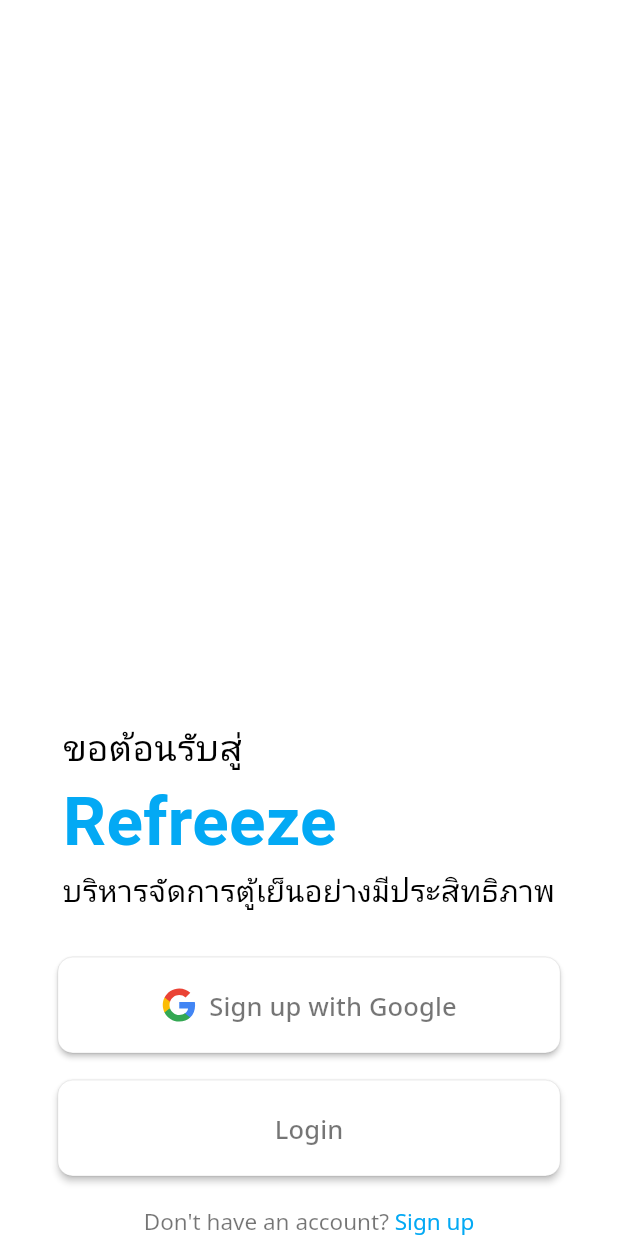
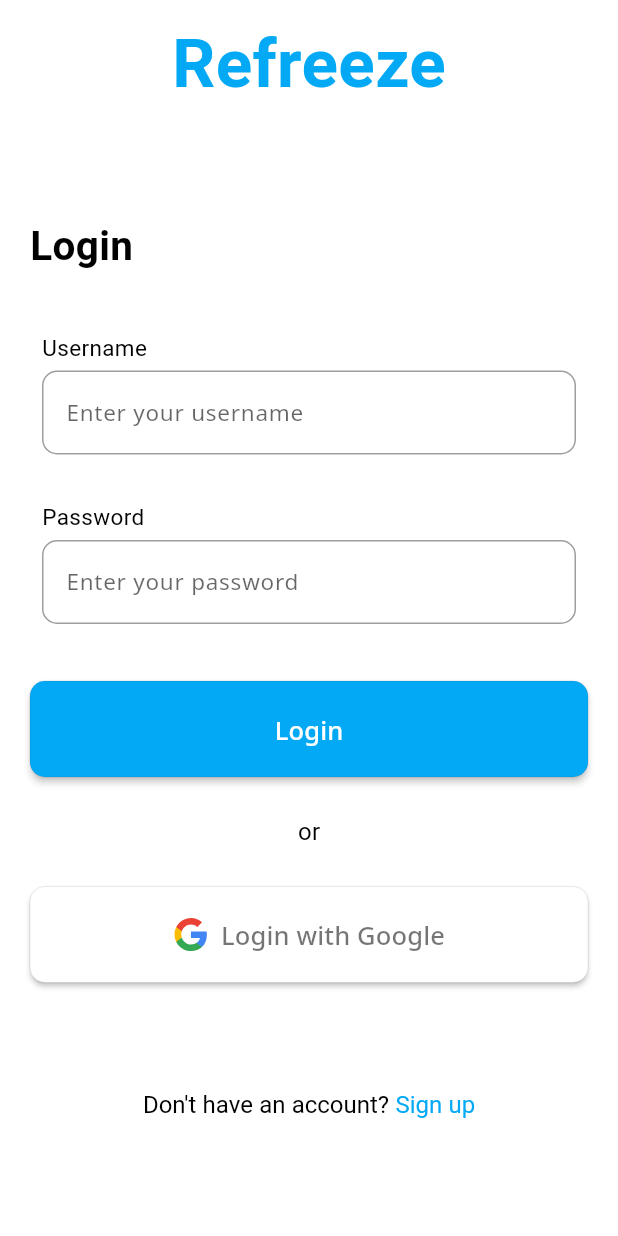
Before and after one commit to Pannathorn48/Re-Freeze, a Flutter app: the screen it shows after launch, on a phone screen of 412 x 824 dp. Run offline on Flutter 3.47's test engine with Material 3 defaults, Android fonts, the phone set to English and light mode, and no system bars; our stand-ins replace firebase_core, flutter_svg, google_fonts; accounts and stored records are empty.

Commit message:
add login page

```diff
--- a/lib/components/button.dart
+++ b/lib/components/button.dart
@@ -28,6 +28,7 @@ class Button extends StatelessWidget {
             width: width,
             child: ElevatedButton(
                 style: ElevatedButton.styleFrom(
+                  overlayColor: Colors.white,
                   backgroundColor: backgroundColor,
                   side: BorderSide(color: borderColor, width: 0.05),
                   elevation: 2,
--- /dev/null
+++ b/lib/components/input_feild.dart
@@ -0,0 +1,40 @@
+import 'package:flutter/material.dart';
+import 'package:google_fonts/google_fonts.dart';
+
+class InputFeild extends StatelessWidget {
+  final String label;
+  final String hintText;
+  final String? Function(String?)? validator;
+  const InputFeild(
+      {super.key, required this.label, this.validator, required this.hintText});
+
+  @override
+  Widget build(BuildContext context) {
+    return Padding(
+      padding: const EdgeInsets.all(8.0),
+      child: Column(
+        crossAxisAlignment: CrossAxisAlignment.start,
+        children: [
+          Text(label, style: GoogleFonts.notoSansThai(fontSize: 15)),
+          const SizedBox(
+            height: 5,
+          ),
+          TextFormField(
+              decoration: InputDecoration(
+                  enabledBorder: OutlineInputBorder(
+                    borderSide: const BorderSide(color: Colors.black38),
+                    borderRadius: BorderRadius.circular(10),
+                  ),
+                  border: OutlineInputBorder(
+                    borderSide: const BorderSide(color: Colors.black38),
+                    borderRadius: BorderRadius.circular(10),
+                  ),
+                  hintText: hintText,
+                  hintStyle: GoogleFonts.notoSans(
+                      fontSize: 15, color: Theme.of(context).hintColor)),
+              validator: validator),
+        ],
+      ),
+    );
+  }
+}
--- a/lib/main.dart
+++ b/lib/main.dart
@@ -2,6 +2,7 @@ import 'package:flutter/material.dart';
 import 'package:firebase_core/firebase_core.dart';
 import 'package:mobile_project/pages/home/home.dart';
 import 'package:mobile_project/pages/landing/landing.dart';
+import 'package:mobile_project/pages/login/login.dart';
 import 'firebase_options.dart';
 
 void main() async {
@@ -28,7 +29,7 @@ class MyApp extends StatelessWidget {
         useMaterial3: true,
       ),
       // home: const LandingPage(),
-      initialRoute: '/landing',
+      initialRoute: '/login',
       routes: pagesRoutes,
     );
   }
@@ -37,4 +38,5 @@ class MyApp extends StatelessWidget {
 Map<String, Widget Function(BuildContext)> pagesRoutes = {
   '/landing': (context) => const LandingPage(),
   '/home': (context) => const HomePage(),
+  '/login': (context) => const LoginPage(),
 };
--- /dev/null
+++ b/lib/pages/login/login.dart
@@ -0,0 +1,76 @@
+import 'package:flutter/gestures.dart';
+import 'package:flutter/material.dart';
+import 'package:google_fonts/google_fonts.dart';
+import 'package:mobile_project/pages/login/login_form.dart';
+
+class LoginPage extends StatefulWidget {
+  const LoginPage({super.key});
+
+  @override
+  State<LoginPage> createState() => _LoginPageState();
+}
+
+class _LoginPageState extends State<LoginPage> {
+  @override
+  Widget build(BuildContext context) {
+    return Scaffold(
+      body: SafeArea(
+        child: Center(
+          child: Column(
+            mainAxisAlignment: MainAxisAlignment.start,
+            children: [
+              const SizedBox(
+                height: 10,
+              ),
+              Text("Refreeze",
+                  style: GoogleFonts.notoSansThai(
+                      fontSize: 45,
+                      fontWeight: FontWeight.bold,
+                      color: Theme.of(context).colorScheme.primary)),
+              const SizedBox(
+                height: 50,
+              ),
+              Container(
+                padding: const EdgeInsets.all(20),
+                width: double.infinity,
+                child: Column(
+                  mainAxisAlignment: MainAxisAlignment.start,
+                  crossAxisAlignment: CrossAxisAlignment.start,
+                  children: [
+                    Text(
+                      "Login",
+                      style: GoogleFonts.notoSansThai(
+                          fontSize: 27, fontWeight: FontWeight.w600),
+                    ),
+                    const SizedBox(
+                      height: 30,
+                    ),
+                    const LoginForm(),
+                    const SizedBox(
+                      height: 70,
+                    ),
+                    Center(
+                      child: RichText(text: TextSpan(
+                        text: "Don't have an account? ",
+                        style: GoogleFonts.notoSansThai(fontSize: 16, color: Colors.black),
+                        children: [
+                          TextSpan(
+                            recognizer: TapGestureRecognizer()..onTap = () {
+                              Navigator.pushNamed(context, '/signup');
+                            },
+                            text: "Sign up",
+                            style: GoogleFonts.notoSansThai(fontSize: 16, color: Theme.of(context).colorScheme.primary),
+                          )
+                        ]
+                      )),
+                    )
+                  ],
+                ),
+              )
+            ],
+          ),
+        ),
+      ),
+    );
+  }
+}
--- /dev/null
+++ b/lib/pages/login/login_form.dart
@@ -0,0 +1,79 @@
+import 'package:flutter/material.dart';
+import 'package:flutter_svg/svg.dart';
+import 'package:google_fonts/google_fonts.dart';
+import 'package:mobile_project/components/button.dart';
+import 'package:mobile_project/components/input_feild.dart';
+
+class LoginForm extends StatefulWidget {
+  const LoginForm({super.key});
+
+  @override
+  State<LoginForm> createState() => _LoginFormState();
+}
+
+class _LoginFormState extends State<LoginForm> {
+  final _formKey = GlobalKey<FormState>();
+  @override
+  Widget build(BuildContext context) {
+    return Form(
+        key: _formKey,
+        child: Column(
+          children: [
+            InputFeild(
+              label: "Username",
+              hintText: "Enter your username",
+              validator: (value) {
+                if (value == null || value.isEmpty) {
+                  return 'please enter your username';
+                }
+                return null;
+              },
+            ),
+            const SizedBox(
+              height: 15,
+            ),
+            InputFeild(
+              label: "Password",
+              hintText: "Enter your password",
+              validator: (value) {
+                if (value == null || value.isEmpty) {
+                  return 'please enter your password';
+                }
+                return null;
+              },
+            ),
+            const SizedBox(
+              height: 30,
+            ),
+            Button(
+              onPressed: () {},
+              text: "Login",
+              width: 385,
+              height: 40,
+              fontColor: Colors.white,
+              backgroundColor: Theme.of(context).colorScheme.primary,
+              borderColor: Colors.black,
+            ),
+            const SizedBox(
+              height: 25,
+            ),
+            Text(
+              "or",
+              style: GoogleFonts.notoSansThai(fontSize: 16),
+            ),
+            const SizedBox(
+              height: 25,
+            ),
+            Button(
+              onPressed: () {},
+              text: "Login with Google",
+              icon: SvgPicture.asset("assets/icons/google.svg"),
+              width: 385,
+              height: 40,
+              fontColor: Colors.black54,
+              borderColor: Colors.black,
+            )
+          ],
+        ));
+  }
+}
```
